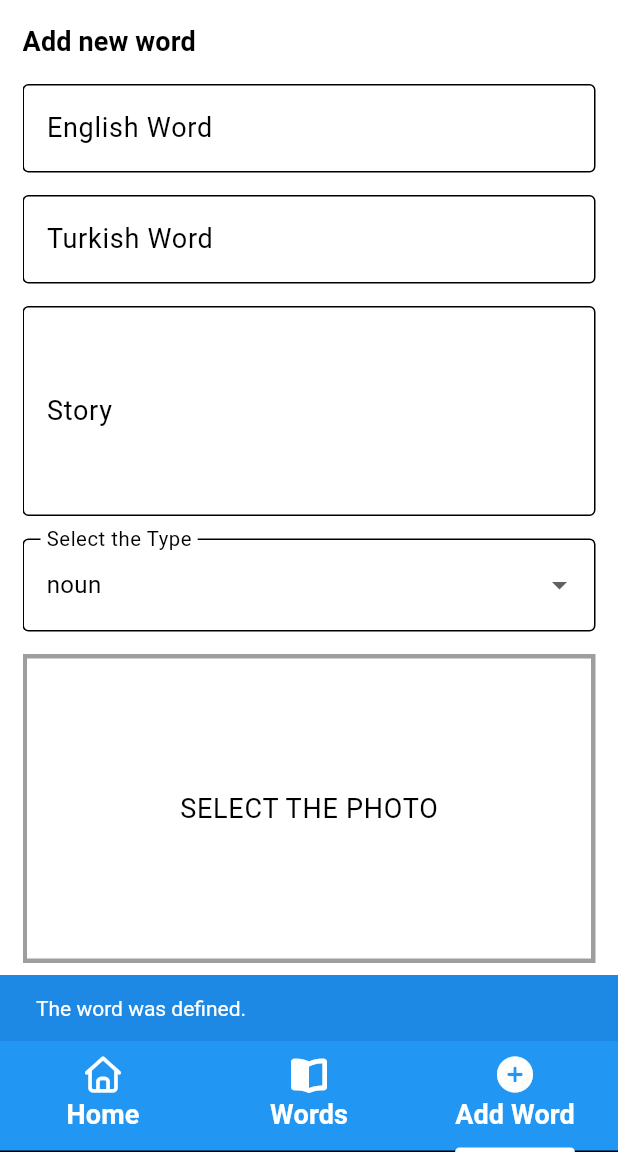
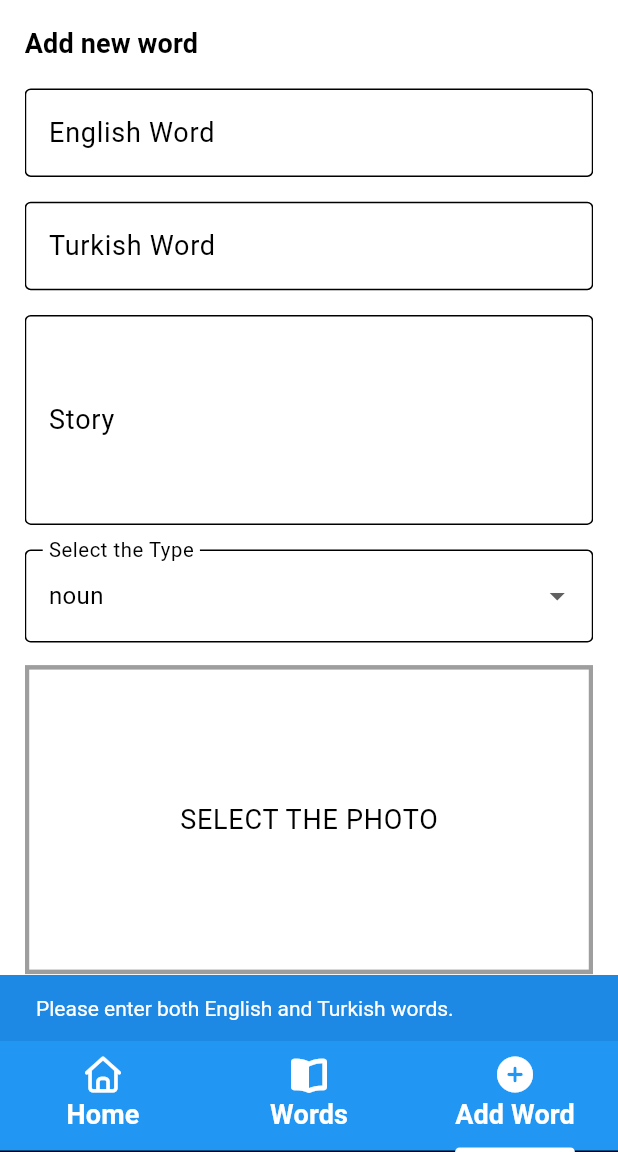
Before and after one commit to isminazzsonmezz/Word_Archive_App_with_Flutter, a Flutter app: the screen it shows after launch, item 3 of the bottom bar chosen, after a tap on "Save", on a phone screen of 412 x 824 dp, the part 84-1236 px from its top. Run offline on Flutter 3.47's test engine with Material 3 defaults, Android fonts, the light colour scheme and no system bars; our stand-ins replace drift, drift_flutter, font_awesome_flutter, image_picker; accounts and stored records are empty; generated files the repository leaves out were written again.

Commit message:
Applied minor fixes
Applied minor fixes and performance improvements.

```diff
--- a/word_archive_app_with_flutter/lib/pages/AddWord.dart
+++ b/word_archive_app_with_flutter/lib/pages/AddWord.dart
@@ -56,7 +56,7 @@ class _AddWordState extends State<AddWord> {
 
     return Scaffold(
       body: Padding(
-        padding: const EdgeInsets.all(15),
+        padding: EdgeInsets.all(MediaQuery.of(context).size.width * 0.04),
         child: Form(
           key: _formKey,
           child: ListView(
@@ -65,7 +65,7 @@ class _AddWordState extends State<AddWord> {
                 "Add new word",
                 style: Theme.of(context).textTheme.titleSmall,
               ),
-              SizedBox(height: 15),
+              SizedBox(height: MediaQuery.of(context).size.width * 0.04),
               TextFormField(
                 controller: _englishController,
                 autovalidateMode: AutovalidateMode.onUnfocus,
@@ -83,7 +83,7 @@ class _AddWordState extends State<AddWord> {
                   hintText: "Please Enter the Word",
                 ),
               ),
-              SizedBox(height: 15),
+              SizedBox(height: MediaQuery.of(context).size.width * 0.04),
               TextFormField(
                 controller: _turkishController,
                 autovalidateMode: AutovalidateMode.onUnfocus,
@@ -101,7 +101,7 @@ class _AddWordState extends State<AddWord> {
                   hintText: "Please Enter the Word",
                 ),
               ),
-              SizedBox(height: 15),
+              SizedBox(height: MediaQuery.of(context).size.width * 0.04),
               TextFormField(
                 controller: _storyController,
                 onSaved: (newValue) {},
@@ -113,7 +113,7 @@ class _AddWordState extends State<AddWord> {
                   hintText: "Please Enter Story about the Word",
                 ),
               ),
-              SizedBox(height: 15),
+              SizedBox(height: MediaQuery.of(context).size.width * 0.04),
               DropdownButtonFormField<WordType>(
                 decoration: const InputDecoration(
                   labelText: 'Select the Type', // (isimlendirme aşağıda)
@@ -161,6 +161,20 @@ class _AddWordState extends State<AddWord> {
               SizedBox(height: 10),
               ElevatedButton.icon(
                 onPressed: () async {
+                  if (_englishController.text.trim().isEmpty ||
+                      _turkishController.text.trim().isEmpty) {
+                    // Alanlardan en az biri boş
+                    // mesaj
+                    ScaffoldMessenger.of(context).showSnackBar(
+                      const SnackBar(
+                        content: Text(
+                          "Please enter both English and Turkish words.",
+                        ),
+                        duration: Duration(seconds: 2),
+                      ),
+                    );
+                    return;
+                  }
                   await vm.addWord(
                     english: _englishController.text,
                     turkish: _turkishController.text,
@@ -181,6 +195,9 @@ class _AddWordState extends State<AddWord> {
                   _englishController.clear();
                   _turkishController.clear();
                   _storyController.clear();
+
+                  _imageBytes = null;
+                  _selectedType = null;
                 },
                 label: Text('Save'),
                 icon: Icon(FontAwesomeIcons.floppyDisk),
--- a/word_archive_app_with_flutter/lib/pages/Home.dart
+++ b/word_archive_app_with_flutter/lib/pages/Home.dart
@@ -40,7 +40,7 @@ class _HomeState extends State<Home> {
             itemBuilder: (context, index) {
               final word = favoriteWords[index];
               return Padding(
-                padding: const EdgeInsets.all(10.0),
+                padding: EdgeInsets.all(MediaQuery.of(context).size.width * 0.26),
                 child: Card(
                   margin: const EdgeInsets.symmetric(
                     horizontal: 8,
--- a/word_archive_app_with_flutter/lib/pages/Setting.dart
+++ b/word_archive_app_with_flutter/lib/pages/Setting.dart
@@ -21,7 +21,7 @@ class _SettingState extends State<Setting> {
         child: Column(
           crossAxisAlignment: CrossAxisAlignment.start,
           children: [
-            SizedBox(height: 15),
+            SizedBox(height: MediaQuery.of(context).size.width * 0.04),
             SwitchListTile(
               title: const Text("Dark Mode"),
               subtitle: const Text("Application mode"),
@@ -30,7 +30,7 @@ class _SettingState extends State<Setting> {
                 context.read<ThemeController>().toggleTheme();
               },
             ),
-            SizedBox(height: 15),
+            SizedBox(height: MediaQuery.of(context).size.width * 0.04),
             SwitchListTile(
               title: const Text("Show Search History"),
               value: false,
--- a/word_archive_app_with_flutter/lib/pages/Words.dart
+++ b/word_archive_app_with_flutter/lib/pages/Words.dart
@@ -52,7 +52,7 @@ class _WordsState extends State<Words> {
               final word = words[index];
 
               return Padding(
-                padding: const EdgeInsets.all(10.0),
+                padding: EdgeInsets.all(MediaQuery.of(context).size.width * 0.026),
                 child: Card(
                   margin: const EdgeInsets.symmetric(
                     horizontal: 8,
@@ -99,7 +99,7 @@ class _WordsState extends State<Words> {
                             );
                           },
                         ),
-                        SizedBox(width: 10),
+                        SizedBox(width: MediaQuery.of(context).size.width * 0.026),
                         IconButton(
                           icon: Icon(
                             word.isLearned
```
Also changed, not shown: word_archive_app_with_flutter/lib/theme/light_theme.dart (+9 -12 lines).
